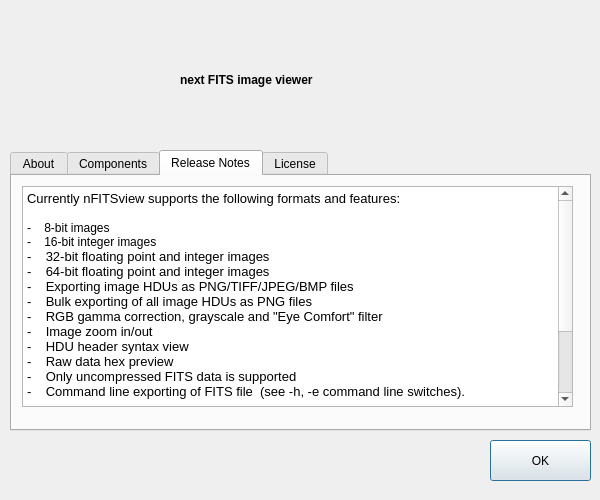
First picture: the form in aboutdialog.ui, repository surhh/nfitsview, before the edit.
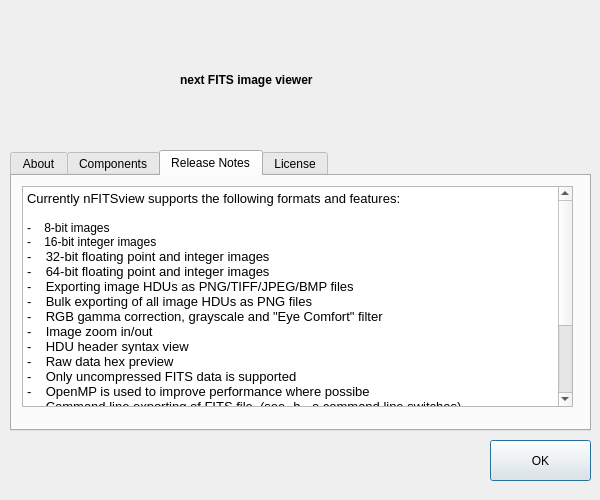
Second picture: the form after the edit. The open tabs and pages were chosen to show the change. Icons and pictures are not drawn.

Commit message: OpenMP usage is added to increase performance. Preparing for version 2.0

The edit to the form file:
```diff
--- a/aboutdialog.ui
+++ b/aboutdialog.ui
@@ -216,14 +216,15 @@
 &lt;p style=&quot; margin-top:0px; margin-bottom:0px; margin-left:0px; margin-right:0px; -qt-block-indent:0; text-indent:0px;&quot;&gt;&lt;span style=&quot; font-family:'Noto Sans'; font-size:10pt;&quot;&gt;-    Image zoom in/out&lt;/span&gt;&lt;/p&gt;
 &lt;p style=&quot; margin-top:0px; margin-bottom:0px; margin-left:0px; margin-right:0px; -qt-block-indent:0; text-indent:0px;&quot;&gt;&lt;span style=&quot; font-family:'Noto Sans'; font-size:10pt;&quot;&gt;-    HDU header syntax view&lt;/span&gt;&lt;/p&gt;
 &lt;p style=&quot; margin-top:0px; margin-bottom:0px; margin-left:0px; margin-right:0px; -qt-block-indent:0; text-indent:0px;&quot;&gt;&lt;span style=&quot; font-family:'Noto Sans'; font-size:10pt;&quot;&gt;-    Raw data hex preview&lt;/span&gt;&lt;/p&gt;
-&lt;p style=&quot; margin-top:0px; margin-bottom:0px; margin-left:0px; margin-right:0px; -qt-block-indent:0; text-indent:0px;&quot;&gt;&lt;span style=&quot; font-family:'Noto Sans'; font-size:10pt;&quot;&gt;-    Only uncompressed FITS data is supported &lt;/span&gt;&lt;/p&gt;
+&lt;p style=&quot; margin-top:0px; margin-bottom:0px; margin-left:0px; margin-right:0px; -qt-block-indent:0; text-indent:0px;&quot;&gt;&lt;span style=&quot; font-family:'Noto Sans'; font-size:10pt;&quot;&gt;-    Only uncompressed FITS data is supported&lt;/span&gt;&lt;/p&gt;
+&lt;p style=&quot; margin-top:0px; margin-bottom:0px; margin-left:0px; margin-right:0px; -qt-block-indent:0; text-indent:0px;&quot;&gt;&lt;span style=&quot; font-family:'Noto Sans'; font-size:10pt;&quot;&gt;-    OpenMP is used to improve performance where possibe &lt;/span&gt;&lt;/p&gt;
 &lt;p style=&quot; margin-top:0px; margin-bottom:0px; margin-left:0px; margin-right:0px; -qt-block-indent:0; text-indent:0px;&quot;&gt;&lt;span style=&quot; font-family:'Noto Sans'; font-size:10pt;&quot;&gt;-    Command line exporting of FITS file  (see -h, -e command line switches).&lt;/span&gt;&lt;/p&gt;
 &lt;p style=&quot;-qt-paragraph-type:empty; margin-top:0px; margin-bottom:0px; margin-left:0px; margin-right:0px; -qt-block-indent:0; text-indent:0px;&quot;&gt;&lt;br /&gt;&lt;/p&gt;
 &lt;p style=&quot; margin-top:0px; margin-bottom:0px; margin-left:0px; margin-right:0px; -qt-block-indent:0; text-indent:0px;&quot;&gt;&lt;span style=&quot; font-family:'Noto Sans'; font-size:10pt; font-style:italic;&quot;&gt;Note: the console output is not visible on Windows platform. The command line supports image exporting only in &amp;quot;Original&amp;quot; mapping mode.&lt;/span&gt;&lt;/p&gt;
 &lt;p style=&quot;-qt-paragraph-type:empty; margin-top:0px; margin-bottom:0px; margin-left:0px; margin-right:0px; -qt-block-indent:0; text-indent:0px; font-family:'Noto Sans'; font-size:10pt;&quot;&gt;&lt;br /&gt;&lt;/p&gt;
 &lt;p style=&quot; margin-top:0px; margin-bottom:0px; margin-left:0px; margin-right:0px; -qt-block-indent:0; text-indent:0px;&quot;&gt;&lt;span style=&quot; font-family:'Noto Sans'; font-size:10pt;&quot;&gt;Fixes and new features in this release:&lt;/span&gt;&lt;/p&gt;
 &lt;p style=&quot;-qt-paragraph-type:empty; margin-top:0px; margin-bottom:0px; margin-left:0px; margin-right:0px; -qt-block-indent:0; text-indent:0px; font-family:'Noto Sans'; font-size:10pt;&quot;&gt;&lt;br /&gt;&lt;/p&gt;
-&lt;p style=&quot; margin-top:0px; margin-bottom:0px; margin-left:0px; margin-right:0px; -qt-block-indent:0; text-indent:0px;&quot;&gt;&lt;span style=&quot; font-family:'Noto Sans'; font-size:10pt;&quot;&gt;-    Added min/max value preprocessing for all 16/32/64-bit data types&lt;/span&gt;&lt;/p&gt;&lt;/body&gt;&lt;/html&gt;</string>
+&lt;p style=&quot; margin-top:0px; margin-bottom:0px; margin-left:0px; margin-right:0px; -qt-block-indent:0; text-indent:0px;&quot;&gt;&lt;span style=&quot; font-family:'Noto Sans'; font-size:10pt;&quot;&gt;-    OpenMP is used to improve performance where possibe&lt;/span&gt;&lt;/p&gt;&lt;/body&gt;&lt;/html&gt;</string>
      </property>
     </widget>
    </widget>
```
Left out of the diff: 2 changed lines with no effect on the pictures. The commit also changes 6 other files.
